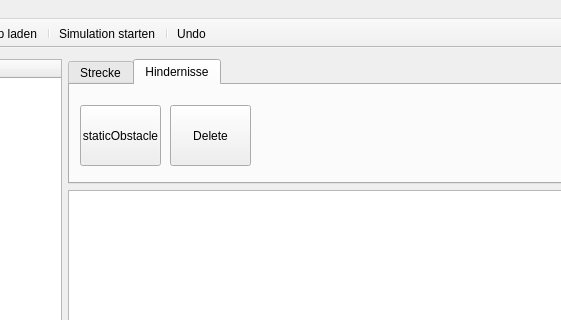
Waldemarv/swt1718, file bin/source/editor.ui: the form before one commit; both pictures show x 211 to 772 and y 0 to 320 of the 1500 by 800 pixel window.
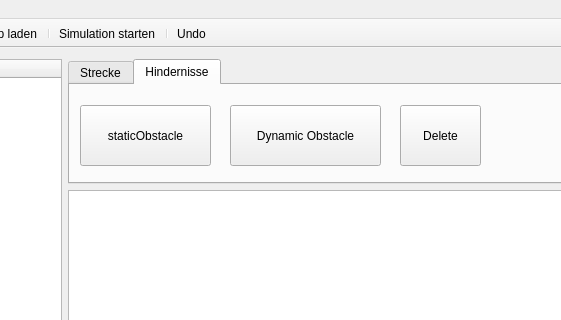
The form after the commit. The open tabs and pages were chosen to show the change. Icons and pictures are not drawn.

Commit message: Khalid - Dynamic Obstacle hinzugefügt

Diff of the .ui file:
```diff
--- a/bin/source/editor.ui
+++ b/bin/source/editor.ui
@@ -174,7 +174,7 @@
            <rect>
             <x>10</x>
             <y>20</y>
-            <width>81</width>
+            <width>131</width>
             <height>61</height>
            </rect>
           </property>
@@ -185,7 +185,7 @@
          <widget class="QPushButton" name="deleteObstacleButton">
           <property name="geometry">
            <rect>
-            <x>100</x>
+            <x>330</x>
             <y>20</y>
             <width>81</width>
             <height>61</height>
@@ -195,6 +195,19 @@
            <string>Delete</string>
           </property>
          </widget>
+         <widget class="QPushButton" name="dynamicObstacleButton">
+          <property name="geometry">
+           <rect>
+            <x>160</x>
+            <y>20</y>
+            <width>151</width>
+            <height>61</height>
+           </rect>
+          </property>
+          <property name="text">
+           <string>Dynamic Obstacle</string>
+          </property>
+         </widget>
         </widget>
        </widget>
       </item>
```
Left out of the diff: 2 changed lines with no effect on the pictures. The commit also changes 8 other files.
